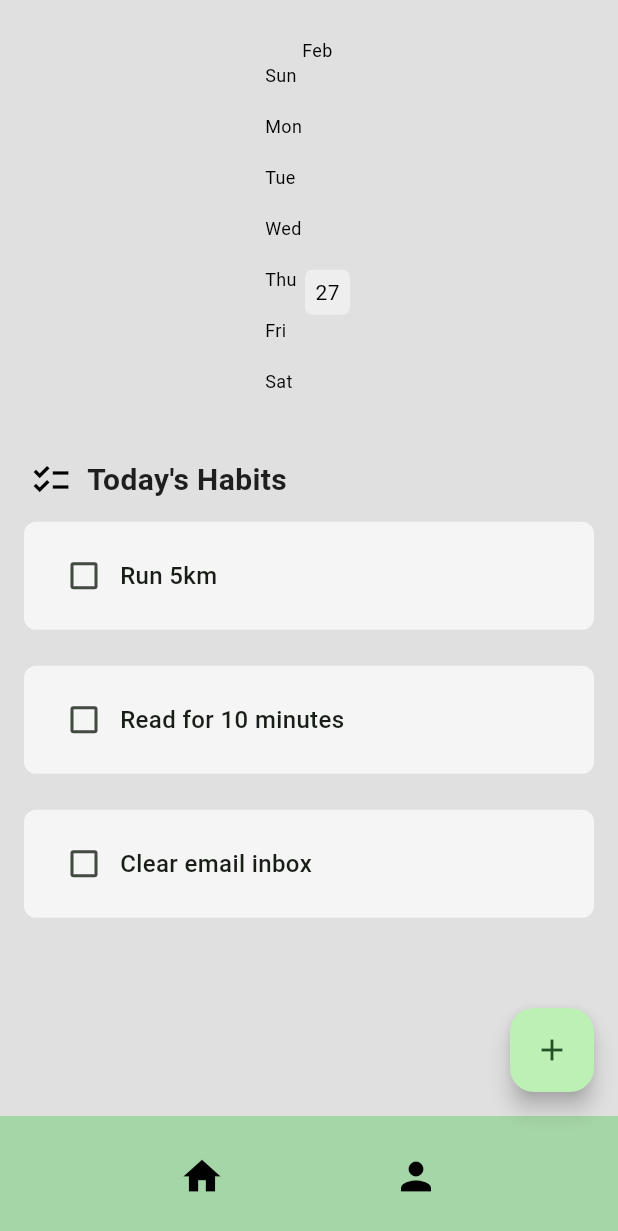
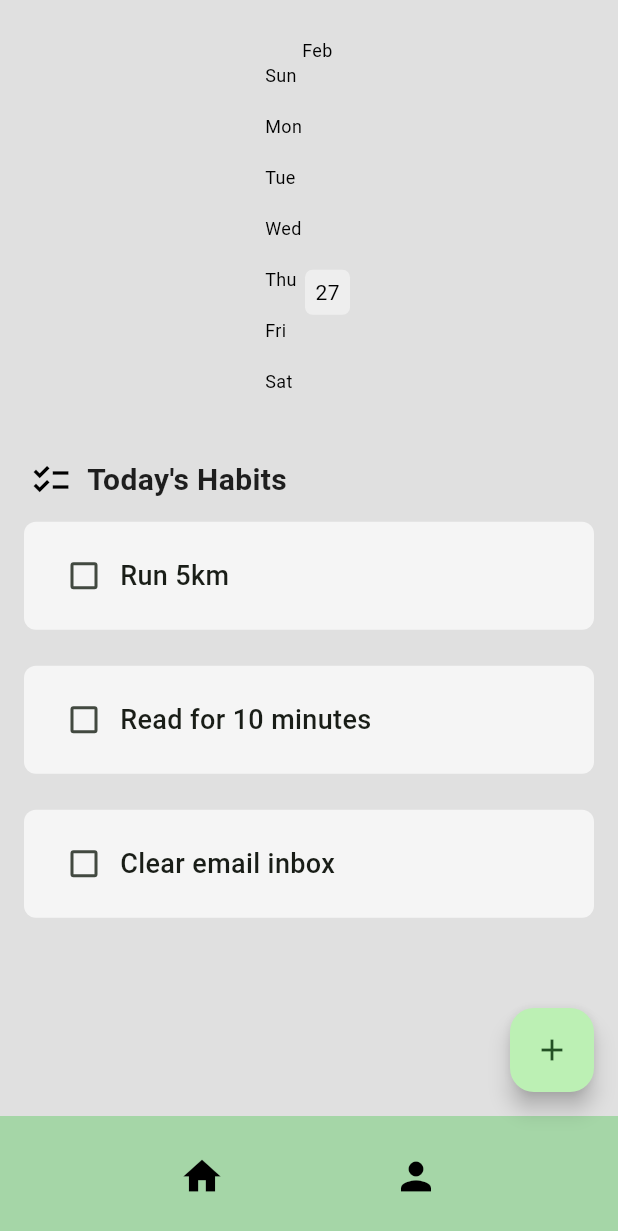
Before and after one commit to SQ77/trackIt, a Flutter app: the screen it shows after launch, on a phone screen of 412 x 824 dp. Shown: the top 1231 px of the screen. Run offline on Flutter 3.47's test engine with Material 3 defaults, Android fonts, the phone set to English and light mode, and no system bars; drawn by our look-alikes of flutter_heatmap_calendar, flutter_slidable; our stand-ins replace hive_flutter; missing offline and left inert: flutter_confetti; accounts and stored records are empty.

Commit message:
Improve UI of home page

```diff
--- a/lib/components/habit_tile.dart
+++ b/lib/components/habit_tile.dart
@@ -27,11 +27,11 @@ class HabitTile extends StatelessWidget {
         endActionPane: ActionPane(
           motion: const StretchMotion(),
           children: [
-            // settings option
+            // edit option
             SlidableAction(
               onPressed: settingsTapped,
-              backgroundColor: Colors.grey.shade800,
-              icon: Icons.settings,
+              backgroundColor: Colors.blue.shade800,
+              icon: Icons.edit,
               borderRadius: BorderRadius.circular(12),
             ),
             // delete option
@@ -53,19 +53,26 @@ class HabitTile extends StatelessWidget {
             mainAxisAlignment: MainAxisAlignment.spaceBetween,
             children: [
               // checkbox and habit name
-              Row(
+              Flexible(
+                child: Row(
                   children: [
                     Checkbox(value: isCompleted, onChanged: onChanged),
-                  Text(
+                    Flexible(
+                      // prevents overflow
+                      child: Text(
                         name,
                         style: TextStyle(
-                      fontSize: 16,
+                          fontSize: 18,
                           fontWeight: FontWeight.w500,
                           decoration:
                               isCompleted ? TextDecoration.lineThrough : null,
                         ),
+                        overflow: TextOverflow.ellipsis,
+                        softWrap: false,
+                      ),
                     ),
                   ],
+                ),
               ),
 
               // streak counter
--- a/lib/pages/home_page.dart
+++ b/lib/pages/home_page.dart
@@ -144,7 +144,9 @@ class _HomePageState extends State<HomePage> {
           ),
 
           // list of habits
-          ListView.builder(
+          Padding(
+            padding: const EdgeInsets.only(bottom: 10.0),
+            child: ListView.builder(
               shrinkWrap: true,
               physics: NeverScrollableScrollPhysics(),
               itemCount: db.todaysHabitList.length,
@@ -159,6 +161,7 @@ class _HomePageState extends State<HomePage> {
                 );
               },
             ),
+          ),
         ],
       ),
       bottomNavigationBar: BottomNavbar(),
```
Lines whose indentation alone changed are shown as unchanged.
